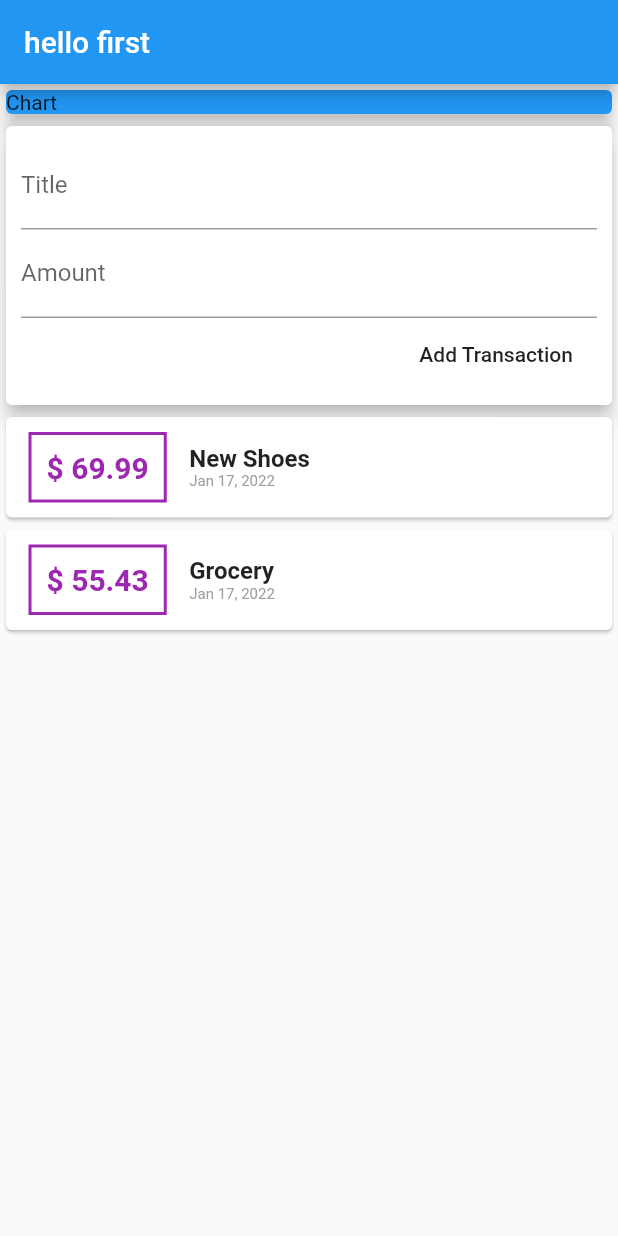
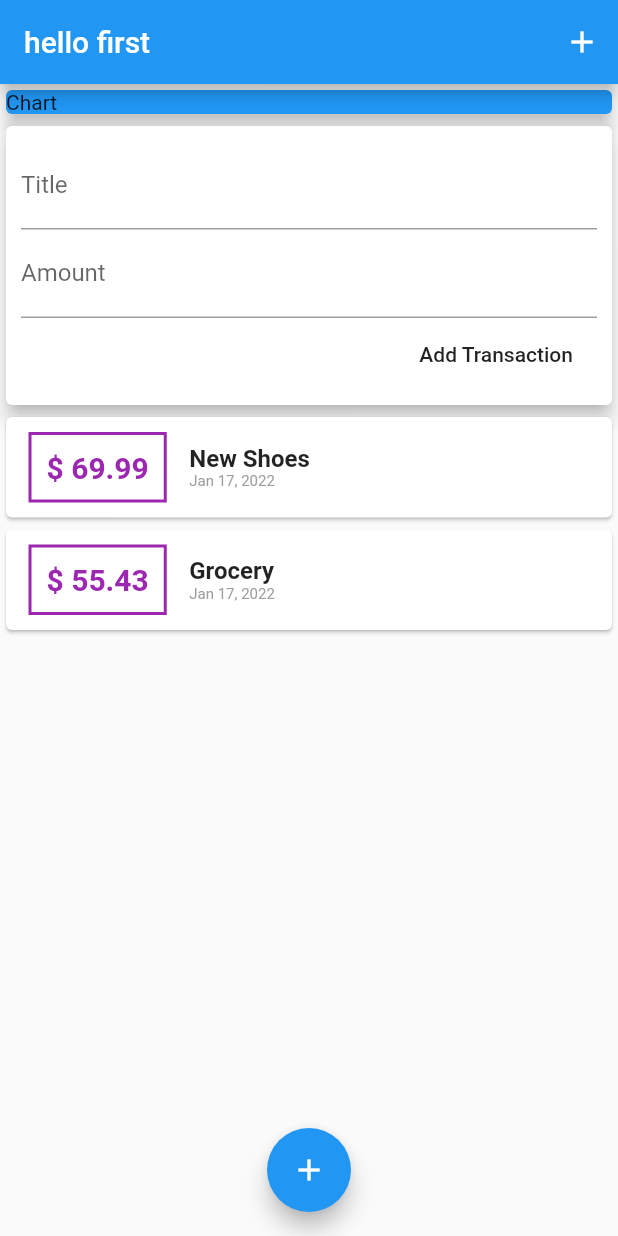
Before and after one commit to aqeelahlam/personal_expense_app, a Flutter app: the screen it shows after launch, on a phone screen of 412 x 824 dp. Run offline on Flutter 3.47's test engine with Material 2 defaults, Android fonts, the phone set to English and light mode, and no system bars.

Commit message:
Floating Action Buttons

```diff
--- a/lib/main.dart
+++ b/lib/main.dart
@@ -25,6 +25,7 @@ class MyHomePage extends StatelessWidget {
     return Scaffold(
         appBar: AppBar(
           title: const Text("hello first"),
+          actions: [IconButton(onPressed: () {}, icon: Icon(Icons.add))],
         ),
         body: SingleChildScrollView(
           child: Column(
@@ -43,6 +44,9 @@ class MyHomePage extends StatelessWidget {
             ],
           ),
         ),
-    );
+        floatingActionButtonLocation: FloatingActionButtonLocation.centerFloat,
+        floatingActionButton: FloatingActionButton(
+          child: Icon(Icons.add),
+        ));
   }
 }
```
Lines whose indentation alone changed are shown as unchanged.
